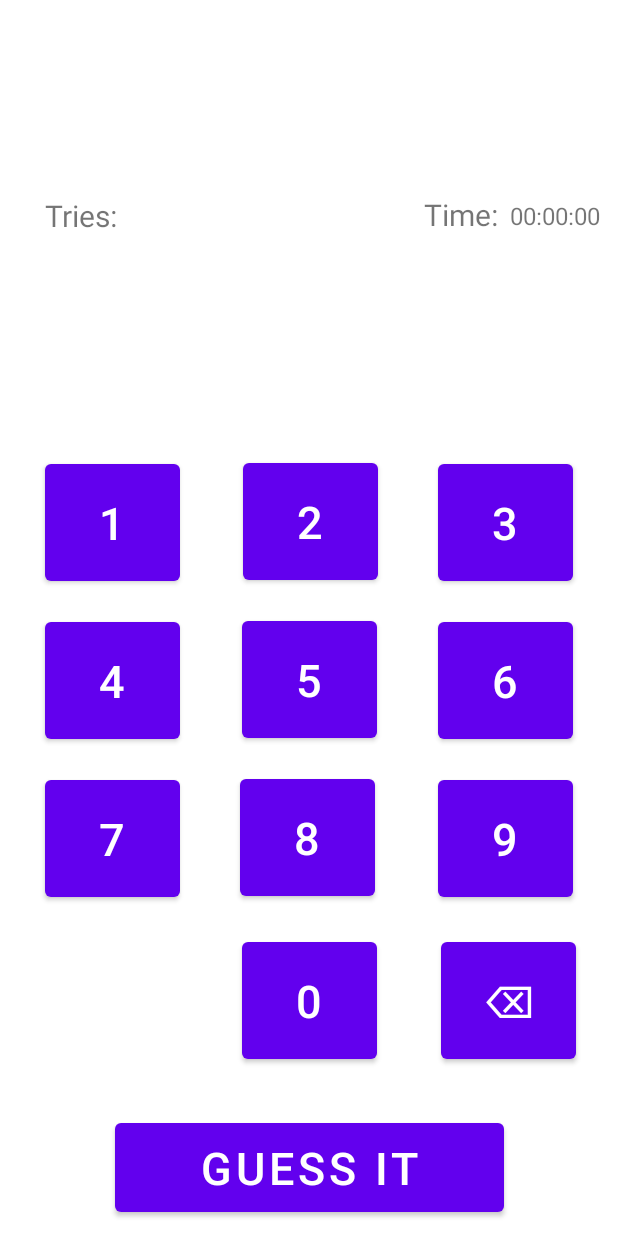
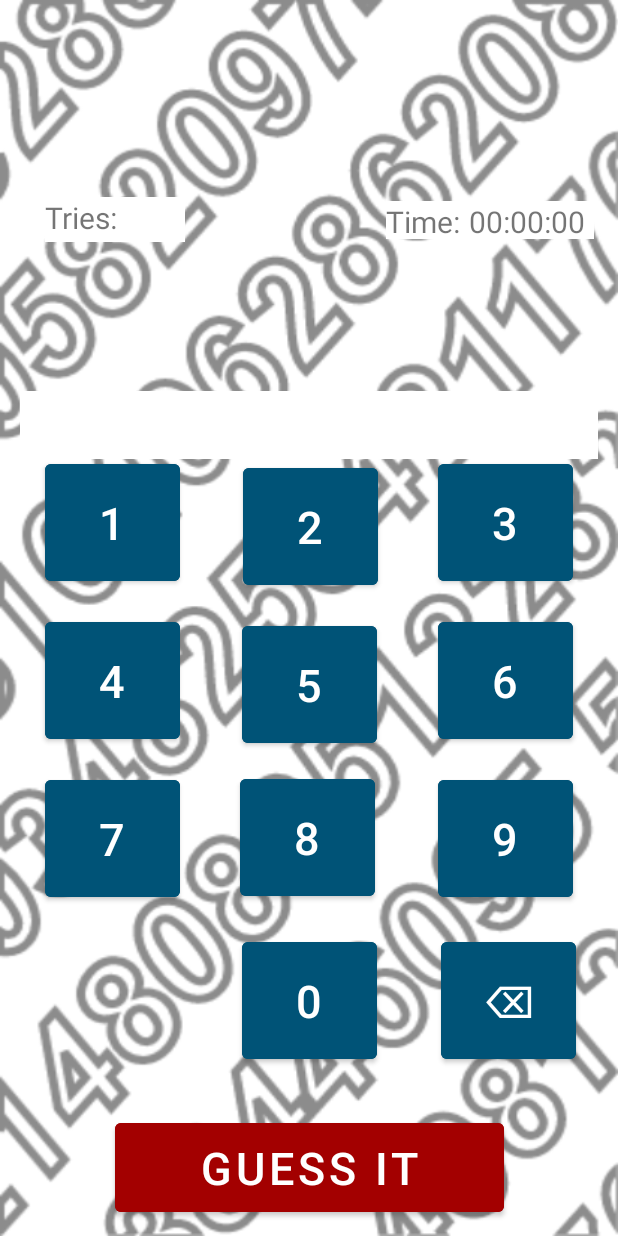
Before and after one commit to MereacreEugen01/Guess_My_Number, an Android app: the Game_Activity screen opened directly, with no data from a screen before it, on a phone screen of 412 x 824 dp. Run offline under Robolectric (Android 15) with nearby library versions, the phone set to English and light mode, and no system bars.

Commit message:
bug fix vari, implementato il tasto cancella, aggiornata la grafica e aggiunti contrlli sul tastierino numerico

```diff
--- a/app/src/main/res/layout/activity_game.xml
+++ b/app/src/main/res/layout/activity_game.xml
@@ -5,6 +5,7 @@
     android:id="@+id/Guess_Button"
     android:layout_width="match_parent"
     android:layout_height="match_parent"
+    android:background="@drawable/sfondo"
     tools:context=".Game_Activity">
 
     <Button
@@ -12,6 +13,7 @@
         android:layout_width="259dp"
         android:layout_height="71dp"
         android:layout_marginBottom="10dp"
+        android:backgroundTint="#A30000"
         android:onClick="onClickGuess"
         android:text="@string/etichetta_guess_it"
         android:textSize="30sp"
@@ -25,6 +27,7 @@
         android:layout_height="90dp"
         android:layout_marginStart="30dp"
         android:layout_marginBottom="15dp"
+        android:backgroundTint="#005377"
         android:onClick="onClick4"
         android:text="4"
         android:textSize="30sp"
@@ -37,6 +40,7 @@
         android:layout_height="90dp"
         android:layout_marginStart="30dp"
         android:layout_marginBottom="15dp"
+        android:backgroundTint="#005377"
         android:onClick="onClick1"
         android:text="1"
         android:textSize="30sp"
@@ -49,6 +53,7 @@
         android:layout_height="90dp"
         android:layout_marginStart="30dp"
         android:layout_marginBottom="220dp"
+        android:backgroundTint="#005377"
         android:onClick="onClick7"
         android:text="7"
         android:textSize="30sp"
@@ -60,6 +65,7 @@
         android:layout_width="90dp"
         android:layout_height="90dp"
         android:layout_marginBottom="139dp"
+        android:backgroundTint="#005377"
         android:onClick="onClick8"
         android:text="8"
         android:textSize="30sp"
@@ -73,6 +79,7 @@
         android:layout_width="90dp"
         android:layout_height="90dp"
         android:layout_marginBottom="12dp"
+        android:backgroundTint="#005377"
         android:onClick="onClick0"
         android:text="0"
         android:textSize="30sp"
@@ -85,7 +92,8 @@
         android:id="@+id/Five_Button"
         android:layout_width="90dp"
         android:layout_height="90dp"
-        android:layout_marginBottom="15dp"
+        android:layout_marginBottom="12dp"
+        android:backgroundTint="#005377"
         android:onClick="onClick5"
         android:text="5"
         android:textSize="30sp"
@@ -98,6 +106,7 @@
         android:layout_width="90dp"
         android:layout_height="90dp"
         android:layout_marginBottom="15dp"
+        android:backgroundTint="#005377"
         android:onClick="onClick2"
         android:text="2"
         android:textSize="30sp"
@@ -112,6 +121,7 @@
         android:layout_height="90dp"
         android:layout_marginEnd="30dp"
         android:layout_marginBottom="220dp"
+        android:backgroundTint="#005377"
         android:onClick="onClick9"
         android:text="9"
         android:textSize="30sp"
@@ -124,6 +134,7 @@
         android:layout_height="90dp"
         android:layout_marginTop="13dp"
         android:layout_marginEnd="28dp"
+        android:backgroundTint="#005377"
         android:onClick="onClickDelete"
         android:text="⌫"
         android:textSize="30sp"
@@ -138,6 +149,7 @@
         android:layout_height="90dp"
         android:layout_marginEnd="30dp"
         android:layout_marginBottom="15dp"
+        android:backgroundTint="#005377"
         android:onClick="onClick6"
         android:text="6"
         android:textSize="30sp"
@@ -150,6 +162,7 @@
         android:layout_height="90dp"
         android:layout_marginEnd="30dp"
         android:layout_marginBottom="15dp"
+        android:backgroundTint="#005377"
         android:onClick="onClick3"
         android:text="3"
         android:textSize="30sp"
@@ -160,6 +173,7 @@
         android:id="@+id/GuessView"
         android:layout_width="385dp"
         android:layout_height="45dp"
+        android:background="#FFFFFF"
         android:textAlignment="center"
         android:textAppearance="@style/TextAppearance.AppCompat.Display2"
         android:textSize="34sp"
@@ -169,10 +183,11 @@
 
     <TextView
         android:id="@+id/TryView"
-        android:layout_width="69dp"
-        android:layout_height="29dp"
+        android:layout_width="93dp"
+        android:layout_height="30dp"
         android:layout_marginStart="30dp"
         android:layout_marginTop="32dp"
+        android:background="#FFFFFF"
         android:text="Tries:"
         android:textSize="20sp"
         app:layout_constraintBottom_toTopOf="@+id/GuessView"
@@ -180,56 +195,42 @@
         app:layout_constraintTop_toTopOf="parent" />
 
     <TextView
+        android:id="@+id/TriesCounter"
+        android:layout_width="wrap_content"
+        android:layout_height="wrap_content"
+        android:layout_marginEnd="21dp"
+        android:background="#FFFFFF"
+        android:textSize="20sp"
+        app:layout_constraintBottom_toBottomOf="@+id/TryView"
+        app:layout_constraintEnd_toEndOf="@+id/TryView"
+        app:layout_constraintTop_toTopOf="@+id/TryView"
+        app:layout_constraintVertical_bias="0.0" />
+
+    <TextView
+        android:id="@+id/TimeCounter"
+        android:layout_width="83dp"
+        android:layout_height="25dp"
+        android:layout_marginEnd="16dp"
+        android:background="#FFFFFF"
+        android:text="00:00:00"
+        android:textSize="20sp"
+        app:layout_constraintBottom_toBottomOf="@+id/TimeView"
+        app:layout_constraintEnd_toEndOf="parent"
+        app:layout_constraintTop_toTopOf="@+id/TimeView" />
+
+    <TextView
         android:id="@+id/TimeView"
-        android:layout_width="53dp"
-        android:layout_height="26dp"
-        android:layout_marginTop="25dp"
-        android:layout_marginEnd="76dp"
+        android:layout_width="55dp"
+        android:layout_height="25dp"
+        android:layout_marginTop="32dp"
+        android:background="#FFFFFF"
         android:text="Time:"
         android:textSize="20sp"
         app:layout_constraintBottom_toTopOf="@+id/GuessView"
-        app:layout_constraintEnd_toEndOf="parent"
-        app:layout_constraintTop_toTopOf="parent"
-        app:layout_constraintVertical_bias="0.504" />
-
-    <TextView
-        android:id="@+id/TriesCounter"
-        android:layout_width="wrap_content"
-        android:layout_height="wrap_content"
-        android:layout_marginStart="8dp"
-        android:layout_marginTop="25dp"
-        android:textSize="20sp"
-        app:layout_constraintBottom_toTopOf="@+id/GuessView"
+        app:layout_constraintEnd_toStartOf="@+id/TimeCounter"
+        app:layout_constraintHorizontal_bias="1.0"
         app:layout_constraintStart_toEndOf="@+id/TryView"
         app:layout_constraintTop_toTopOf="parent" />
-
-    <TextView
-        android:id="@+id/TimeCounter"
-        android:layout_width="wrap_content"
-        android:layout_height="wrap_content"
-        android:layout_marginTop="29dp"
-        android:layout_marginEnd="8dp"
-        android:text="00:00:00"
-        android:textSize="16sp"
-        app:layout_constraintBottom_toTopOf="@+id/GuessView"
-        app:layout_constraintEnd_toEndOf="parent"
-        app:layout_constraintStart_toEndOf="@+id/TimeView"
-        app:layout_constraintTop_toTopOf="parent" />
-
-    <TextView
-        android:id="@+id/MessageView"
-        android:layout_width="140dp"
-        android:layout_height="36dp"
-        android:layout_marginStart="90dp"
-        android:layout_marginTop="60dp"
-        android:layout_marginBottom="20dp"
-        android:textSize="24sp"
-        app:layout_constraintBottom_toTopOf="@+id/GuessView"
-        app:layout_constraintEnd_toStartOf="@+id/TimeView"
-        app:layout_constraintHorizontal_bias="1.0"
-        app:layout_constraintStart_toEndOf="@+id/TriesCounter"
-        app:layout_constraintTop_toTopOf="parent"
-        app:layout_constraintVertical_bias="0.798" />
 
     <androidx.constraintlayout.widget.Guideline
         android:id="@+id/guideline2"
```
Also changed, not shown: app/src/main/java/com/example/guess_my_number/Game_Activity.java (+130 -32 lines), app/src/main/res/layout/activity_main.xml (+8 -4 lines).
